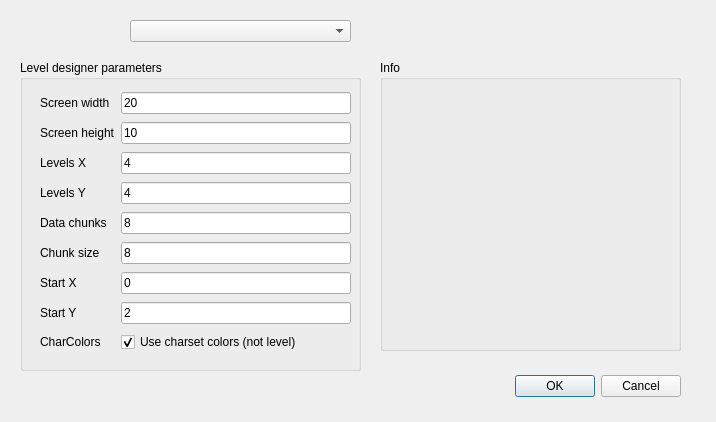
First picture: the form in dialognewimage.ui, repository leuat/TRSE, before the edit.
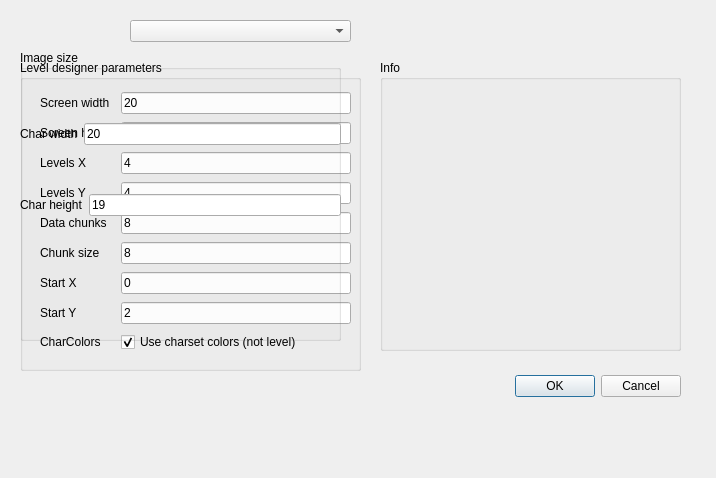
Second picture: the form after the edit.

Commit message: VIC-20 bitmap image support

Patch:
```diff
--- a/dialognewimage.ui
+++ b/dialognewimage.ui
@@ -7,7 +7,7 @@
     <x>0</x>
     <y>0</y>
     <width>716</width>
-    <height>422</height>
+    <height>478</height>
    </rect>
   </property>
   <property name="windowTitle">
@@ -40,6 +40,9 @@
    </property>
   </widget>
   <widget class="QGroupBox" name="grpLevelDesignerParams">
+   <property name="enabled">
+    <bool>true</bool>
+   </property>
    <property name="geometry">
     <rect>
      <x>20</x>
@@ -249,6 +252,67 @@
     </property>
    </widget>
   </widget>
+  <widget class="QGroupBox" name="grpImageSize">
+   <property name="geometry">
+    <rect>
+     <x>20</x>
+     <y>50</y>
+     <width>321</width>
+     <height>291</height>
+    </rect>
+   </property>
+   <property name="title">
+    <string>Image size</string>
+   </property>
+   <widget class="QWidget" name="verticalLayoutWidget">
+    <property name="geometry">
+     <rect>
+      <x>0</x>
+      <y>30</y>
+      <width>321</width>
+      <height>181</height>
+     </rect>
+    </property>
+    <layout class="QVBoxLayout" name="verticalLayout">
+     <item>
+      <layout class="QHBoxLayout" name="horizontalLayout">
+       <item>
+        <widget class="QLabel" name="label_9">
+         <property name="text">
+          <string>Char width</string>
+         </property>
+        </widget>
+       </item>
+       <item>
+        <widget class="QLineEdit" name="leCharWidth">
+         <property name="text">
+          <string>20</string>
+         </property>
+        </widget>
+       </item>
+      </layout>
+     </item>
+     <item>
+      <layout class="QHBoxLayout" name="horizontalLayout_2">
+       <item>
+        <widget class="QLabel" name="label_10">
+         <property name="text">
+          <string>Char height</string>
+         </property>
+        </widget>
+       </item>
+       <item>
+        <widget class="QLineEdit" name="leCharHeight">
+         <property name="text">
+          <string>19</string>
+         </property>
+        </widget>
+       </item>
+      </layout>
+     </item>
+    </layout>
+   </widget>
+  </widget>
  </widget>
  <resources/>
  <connections>
```
The commit also changes 24 other files.
